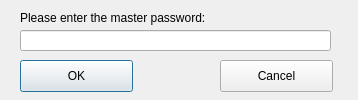
Qt form encfsgui_masterkey.ui (corelan/pyencfsgui) before a commit.
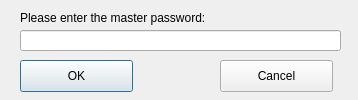
The same form after that commit.

Patch:
```diff
--- a/encfsgui_masterkey.ui
+++ b/encfsgui_masterkey.ui
@@ -52,7 +52,7 @@
     <rect>
      <x>20</x>
      <y>30</y>
-     <width>311</width>
+     <width>321</width>
      <height>21</height>
     </rect>
    </property>
```
Left out of the diff: 3 changed lines with no effect on the pictures.
